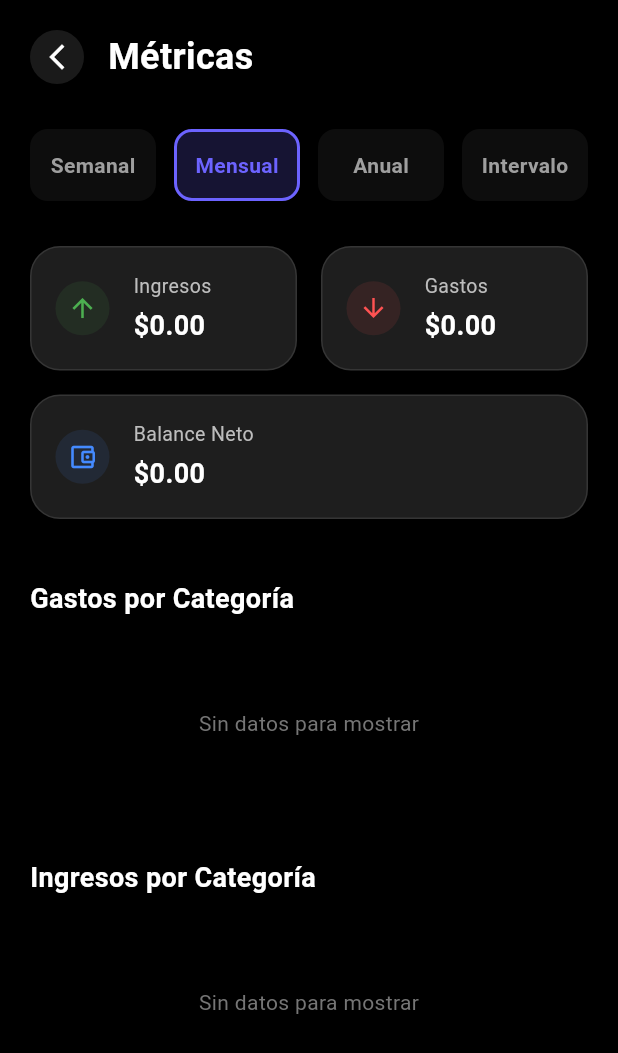
After one commit to gustavosantaella/sigefip, a Flutter app: the MetricsScreen screen opened by its route, on a phone screen of 412 x 824 dp. The commit adds this screen. Shown: the top 1053 px of the screen. Run offline on Flutter 3.47's test engine with Material 3 defaults, Android fonts, the phone set to English and light mode, and no system bars; our stand-ins replace flutter_secure_storage; accounts and stored records are empty.

Commit message:
feat: Initialize core application structure with multi-screen routing, transaction management, metrics display, and quick navigation actions.

```diff
--- a/lib/main.dart
+++ b/lib/main.dart
@@ -3,6 +3,7 @@ import 'package:sigefip/modules/screens/accounts/accounts_screen.dart';
 import 'package:sigefip/modules/screens/budget/budget_screen.dart';
 import 'package:sigefip/modules/screens/calendar/calendar_screen.dart';
 import 'package:sigefip/modules/screens/categories/categories_screen.dart';
+import 'package:sigefip/modules/screens/metrics/metrics_screen.dart';
 import 'package:sigefip/modules/screens/home/home_screen.dart';
 import 'package:sigefip/core/constants/theme.dart' as constants;
 import 'package:sigefip/modules/screens/transaction/transactions_screen.dart';
@@ -27,6 +28,7 @@ class MyApp extends StatelessWidget {
         '/transactions': (context) => const TransactionsScreen(),
         '/categories': (context) => const CategoriesScreen(),
         '/calendar': (context) => const CalendarScreen(),
+        '/metrics': (context) => const MetricsScreen(),
       },
     );
   }
--- /dev/null
+++ b/lib/modules/screens/metrics/metrics_screen.dart
@@ -0,0 +1,503 @@
+import 'package:flutter/material.dart';
+import 'package:intl/intl.dart';
+import 'package:sigefip/shared/models/transaction_model.dart';
+import 'package:sigefip/shared/services/offline/transaction_service.dart';
+import '../../../shared/widgets/custom_back_button.dart';
+import '../../../shared/widgets/type_chip.dart';
+
+class MetricsScreen extends StatefulWidget {
+  const MetricsScreen({super.key});
+
+  @override
+  State<MetricsScreen> createState() => _MetricsScreenState();
+}
+
+class _MetricsScreenState extends State<MetricsScreen> {
+  String _selectedPeriod = 'Mensual'; // Semanal, Mensual, Anual, Intervalo
+  DateTimeRange? _customRange;
+  List<Transaction> _allTransactions = [];
+  List<Transaction> _filteredTransactions = [];
+  bool _isLoading = true;
+
+  @override
+  void initState() {
+    super.initState();
+    _loadData();
+  }
+
+  Future<void> _loadData() async {
+    final transactions = await TransactionService.getTransactions();
+    if (mounted) {
+      setState(() {
+        _allTransactions = transactions;
+        _isLoading = false;
+        _applyFilter();
+      });
+    }
+  }
+
+  void _applyFilter() {
+    final now = DateTime.now();
+    setState(() {
+      _filteredTransactions = _allTransactions.where((t) {
+        if (_selectedPeriod == 'Semanal') {
+          return t.date.isAfter(now.subtract(const Duration(days: 7)));
+        } else if (_selectedPeriod == 'Mensual') {
+          return t.date.month == now.month && t.date.year == now.year;
+        } else if (_selectedPeriod == 'Anual') {
+          return t.date.year == now.year;
+        } else if (_selectedPeriod == 'Intervalo' && _customRange != null) {
+          return t.date.isAfter(
+                _customRange!.start.subtract(const Duration(seconds: 1)),
+              ) &&
+              t.date.isBefore(_customRange!.end.add(const Duration(days: 1)));
+        }
+        return false;
+      }).toList();
+    });
+  }
+
+  @override
+  Widget build(BuildContext context) {
+    return Scaffold(
+      backgroundColor: Colors.black,
+      body: SafeArea(
+        child: _isLoading
+            ? const Center(child: CircularProgressIndicator())
+            : SingleChildScrollView(
+                padding: const EdgeInsets.all(20),
+                child: Column(
+                  crossAxisAlignment: CrossAxisAlignment.start,
+                  children: [
+                    Row(
+                      children: [
+                        const CustomBackButton(),
+                        const SizedBox(width: 16),
+                        const Text(
+                          'Métricas',
+                          style: TextStyle(
+                            color: Colors.white,
+                            fontSize: 24,
+                            fontWeight: FontWeight.bold,
+                          ),
+                        ),
+                      ],
+                    ),
+                    const SizedBox(height: 30),
+
+                    // Filter Chips
+                    Row(
+                      children: [
+                        _buildFilterChip('Semanal'),
+                        const SizedBox(width: 12),
+                        _buildFilterChip('Mensual'),
+                        const SizedBox(width: 12),
+                        _buildFilterChip('Anual'),
+                        const SizedBox(width: 12),
+                        _buildFilterChip('Intervalo'),
+                      ],
+                    ),
+                    if (_selectedPeriod == 'Intervalo' &&
+                        _customRange != null) ...[
+                      const SizedBox(height: 16),
+                      Center(
+                        child: Text(
+                          '${DateFormat('dd/MM/yyyy').format(_customRange!.start)} - ${DateFormat('dd/MM/yyyy').format(_customRange!.end)}',
+                          style: const TextStyle(
+                            color: Color(0xFF6C63FF),
+                            fontWeight: FontWeight.bold,
+                          ),
+                        ),
+                      ),
+                    ],
+                    const SizedBox(height: 30),
+
+                    _buildSummarySection(),
+                    const SizedBox(height: 40),
+
+                    const Text(
+                      'Gastos por Categoría',
+                      style: TextStyle(
+                        color: Colors.white,
+                        fontSize: 18,
+                        fontWeight: FontWeight.bold,
+                      ),
+                    ),
+                    const SizedBox(height: 20),
+                    _buildCategoryChart(isExpense: true),
+
+                    const SizedBox(height: 40),
+                    const Text(
+                      'Ingresos por Categoría',
+                      style: TextStyle(
+                        color: Colors.white,
+                        fontSize: 18,
+                        fontWeight: FontWeight.bold,
+                      ),
+                    ),
+                    const SizedBox(height: 20),
+                    _buildCategoryChart(isExpense: false),
+
+                    const SizedBox(height: 40),
+                    _buildAccountUsageSection(),
+                    const SizedBox(height: 40),
+                  ],
+                ),
+              ),
+      ),
+    );
+  }
+
+  Widget _buildFilterChip(String label) {
+    final isSelected = _selectedPeriod == label;
+    return Expanded(
+      child: TypeChip(
+        label: label,
+        isSelected: isSelected,
+        color: const Color(0xFF6C63FF),
+        onTap: () async {
+          if (label == 'Intervalo') {
+            final picked = await showDateRangePicker(
+              context: context,
+              firstDate: DateTime(2020),
+              lastDate: DateTime(2030),
+              initialDateRange: _customRange,
+              builder: (context, child) {
+                return Theme(
+                  data: Theme.of(context).copyWith(
+                    colorScheme: const ColorScheme.dark(
+                      primary: Color(0xFF6C63FF),
+                      onPrimary: Colors.white,
+                      surface: Color(0xFF1E1E1E),
+                      onSurface: Colors.white,
+                    ),
+                  ),
+                  child: child!,
+                );
+              },
+            );
+
+            if (picked != null) {
+              setState(() {
+                _selectedPeriod = label;
+                _customRange = picked;
+                _applyFilter();
+              });
+            }
+          } else {
+            setState(() {
+              _selectedPeriod = label;
+              _applyFilter();
+            });
+          }
+        },
+      ),
+    );
+  }
+
+  Widget _buildSummarySection() {
+    double totalIncome = 0;
+    double totalExpense = 0;
+
+    for (var t in _filteredTransactions) {
+      if (t.isExpense) {
+        totalExpense += t.amount * t.conversionRate;
+      } else {
+        totalIncome += t.amount * t.conversionRate;
+      }
+    }
+
+    return Column(
+      children: [
+        Row(
+          children: [
+            _buildSummaryCard(
+              'Ingresos',
+              totalIncome,
+              Colors.green,
+              Icons.arrow_upward,
+            ),
+            const SizedBox(width: 16),
+            _buildSummaryCard(
+              'Gastos',
+              totalExpense,
+              Colors.redAccent,
+              Icons.arrow_downward,
+            ),
+          ],
+        ),
+        const SizedBox(height: 16),
+        _buildSummaryCard(
+          'Balance Neto',
+          totalIncome - totalExpense,
+          (totalIncome - totalExpense) >= 0
+              ? Colors.blueAccent
+              : Colors.orangeAccent,
+          Icons.account_balance_wallet_outlined,
+          isFullWidth: true,
+        ),
+      ],
+    );
+  }
+
+  Widget _buildSummaryCard(
+    String title,
+    double amount,
+    Color color,
+    IconData icon, {
+    bool isFullWidth = false,
+  }) {
+    final content = Container(
+      padding: const EdgeInsets.all(16),
+      decoration: BoxDecoration(
+        color: const Color(0xFF1E1E1E),
+        borderRadius: BorderRadius.circular(20),
+        border: Border.all(color: Colors.white10),
+      ),
+      child: Row(
+        children: [
+          Container(
+            padding: const EdgeInsets.all(8),
+            decoration: BoxDecoration(
+              color: color.withOpacity(0.1),
+              shape: BoxShape.circle,
+            ),
+            child: Icon(icon, color: color, size: 20),
+          ),
+          const SizedBox(width: 16),
+          Expanded(
+            child: Column(
+              crossAxisAlignment: CrossAxisAlignment.start,
+              children: [
+                Text(
+                  title,
+                  style: TextStyle(color: Colors.grey[400], fontSize: 13),
+                ),
+                const SizedBox(height: 4),
+                FittedBox(
+                  child: Text(
+                    NumberFormat.currency(symbol: r'$').format(amount),
+                    style: const TextStyle(
+                      color: Colors.white,
+                      fontSize: 18,
+                      fontWeight: FontWeight.bold,
+                    ),
+                  ),
+                ),
+              ],
+            ),
+          ),
+        ],
+      ),
+    );
+
+    return isFullWidth ? content : Expanded(child: content);
+  }
+
+  Widget _buildCategoryChart({required bool isExpense}) {
+    final Map<String, _CategoryStat> stats = {};
+
+    for (var t in _filteredTransactions.where(
+      (t) => t.isExpense == isExpense,
+    )) {
+      stats.update(
+        t.category,
+        (val) => val..amount += (t.amount * t.conversionRate),
+        ifAbsent: () => _CategoryStat(
+          name: t.category,
+          amount: t.amount * t.conversionRate,
+          color: t.color,
+        ),
+      );
+    }
+
+    if (stats.isEmpty) {
+      return Container(
+        height: 100,
+        alignment: Alignment.center,
+        child: Text(
+          'Sin datos para mostrar',
+          style: TextStyle(color: Colors.grey[600]),
+        ),
+      );
+    }
+
+    final sortedStats = stats.values.toList()
+      ..sort((a, b) => b.amount.compareTo(a.amount));
+    final maxAmount = sortedStats.first.amount;
+
+    return Column(
+      children: sortedStats.map((stat) {
+        final progress = stat.amount / maxAmount;
+        return Padding(
+          padding: const EdgeInsets.only(bottom: 16),
+          child: Column(
+            crossAxisAlignment: CrossAxisAlignment.start,
+            children: [
+              Row(
+                mainAxisAlignment: MainAxisAlignment.spaceBetween,
+                children: [
+                  Text(
+                    stat.name,
+                    style: const TextStyle(color: Colors.white, fontSize: 14),
+                  ),
+                  Text(
+                    NumberFormat.currency(symbol: r'$').format(stat.amount),
+                    style: TextStyle(
+                      color: stat.color,
+                      fontWeight: FontWeight.bold,
+                    ),
+                  ),
+                ],
+              ),
+              const SizedBox(height: 8),
+              Stack(
+                children: [
+                  Container(
+                    height: 8,
+                    width: double.infinity,
+                    decoration: BoxDecoration(
+                      color: Colors.white.withOpacity(0.05),
+                      borderRadius: BorderRadius.circular(4),
+                    ),
+                  ),
+                  FractionallySizedBox(
+                    widthFactor: progress,
+                    child: Container(
+                      height: 8,
+                      decoration: BoxDecoration(
+                        color: stat.color,
+                        borderRadius: BorderRadius.circular(4),
+                        boxShadow: [
+                          BoxShadow(
+                            color: stat.color.withOpacity(0.3),
+                            blurRadius: 4,
+                            spreadRadius: 1,
+                          ),
+                        ],
+                      ),
+                    ),
+                  ),
+                ],
+              ),
+            ],
+          ),
+        );
+      }).toList(),
+    );
+  }
+
+  Widget _buildAccountUsageSection() {
+    final Map<String, int> accountHits = {};
+    for (var t in _filteredTransactions) {
+      accountHits.update(t.account, (val) => val + 1, ifAbsent: () => 1);
+    }
+
+    if (accountHits.isEmpty) return const SizedBox.shrink();
+
+    final sortedAccounts = accountHits.entries.toList()
+      ..sort((a, b) => b.value.compareTo(a.value));
+
+    final mostUsed = sortedAccounts.first;
+    final leastUsed = sortedAccounts.last;
+
+    return Column(
+      crossAxisAlignment: CrossAxisAlignment.start,
+      children: [
+        const Text(
+          'Uso de Cuentas',
+          style: TextStyle(
+            color: Colors.white,
+            fontSize: 18,
+            fontWeight: FontWeight.bold,
+          ),
+        ),
+        const SizedBox(height: 20),
+        Row(
+          children: [
+            _buildInfoCard(
+              'Más Usada',
+              mostUsed.key,
+              '${mostUsed.value} trans.',
+              const Color(0xFF6C63FF),
+              Icons.star_outline,
+            ),
+            const SizedBox(width: 16),
+            _buildInfoCard(
+              'Menos Usada',
+              leastUsed.key,
+              '${leastUsed.value} trans.',
+              Colors.orangeAccent,
+              Icons.trending_down,
+            ),
+          ],
+        ),
+      ],
+    );
+  }
+
+  Widget _buildInfoCard(
+    String title,
+    String account,
+    String subtitle,
+    Color color,
+    IconData icon,
+  ) {
+    return Expanded(
+      child: Container(
+        padding: const EdgeInsets.all(16),
+        decoration: BoxDecoration(
+          color: const Color(0xFF1E1E1E),
+          borderRadius: BorderRadius.circular(20),
+          border: Border.all(color: Colors.white10),
+        ),
+        child: Column(
+          children: [
+            Container(
+              padding: const EdgeInsets.all(8),
+              decoration: BoxDecoration(
+                color: color.withOpacity(0.1),
+                shape: BoxShape.circle,
+              ),
+              child: Icon(icon, color: color, size: 20),
+            ),
+            const SizedBox(height: 12),
+            Text(
+              title,
+              style: TextStyle(color: Colors.grey[400], fontSize: 12),
+            ),
+            const SizedBox(height: 4),
+            Text(
+              account,
+              textAlign: TextAlign.center,
+              style: const TextStyle(
+                color: Colors.white,
+                fontSize: 16,
+                fontWeight: FontWeight.bold,
+              ),
+              maxLines: 1,
+              overflow: TextOverflow.ellipsis,
+            ),
+            const SizedBox(height: 2),
+            Text(
+              subtitle,
+              style: TextStyle(color: Colors.grey[600], fontSize: 11),
+            ),
+          ],
+        ),
+      ),
+    );
+  }
+}
+
+class _CategoryStat {
+  final String name;
+  double amount;
+  final Color color;
+
+  _CategoryStat({
+    required this.name,
+    required this.amount,
+    required this.color,
+  });
+}
--- a/lib/shared/widgets/custom_bottom_sheet.dart
+++ b/lib/shared/widgets/custom_bottom_sheet.dart
@@ -41,8 +41,8 @@ class CustomBottomSheet extends StatelessWidget {
             ],
           ),
           const SizedBox(height: 20),
-          child,
-          const SizedBox(height: 30),
+          Flexible(child: SingleChildScrollView(child: child)),
+          const SizedBox(height: 10),
         ],
       ),
     );
```
Also changed, not shown: lib/modules/screens/home/widgets/quick_actions.dart (+8 -0 lines), lib/modules/screens/transaction/transactions_screen.dart (+197 -35 lines), 1 other file.
